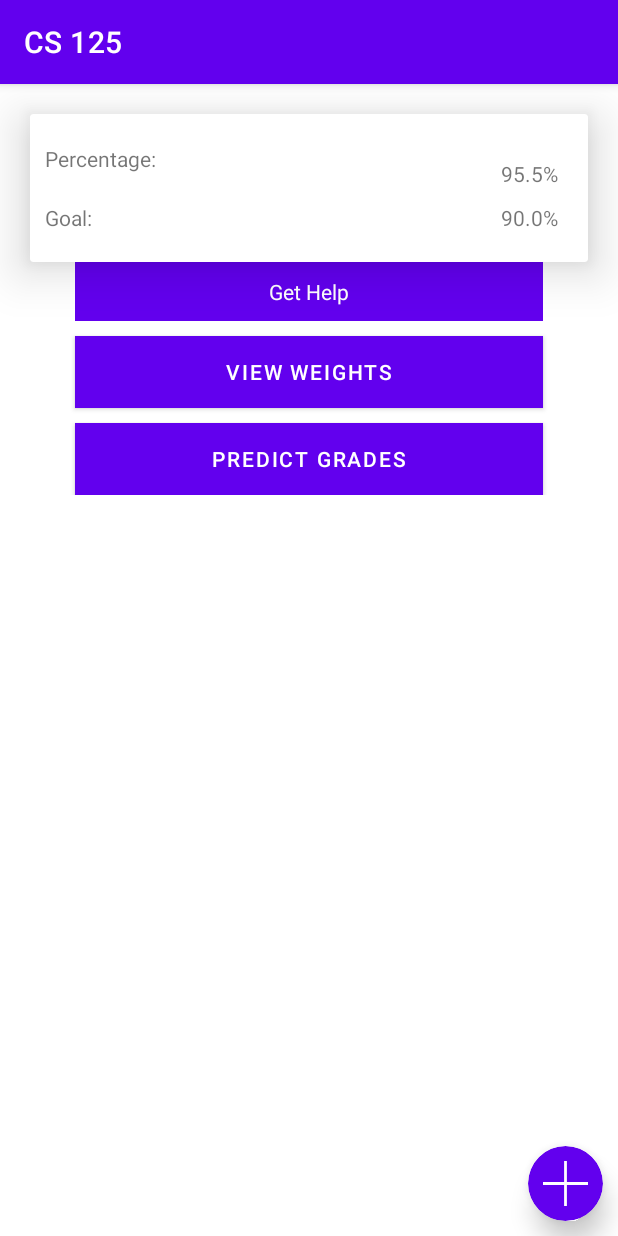
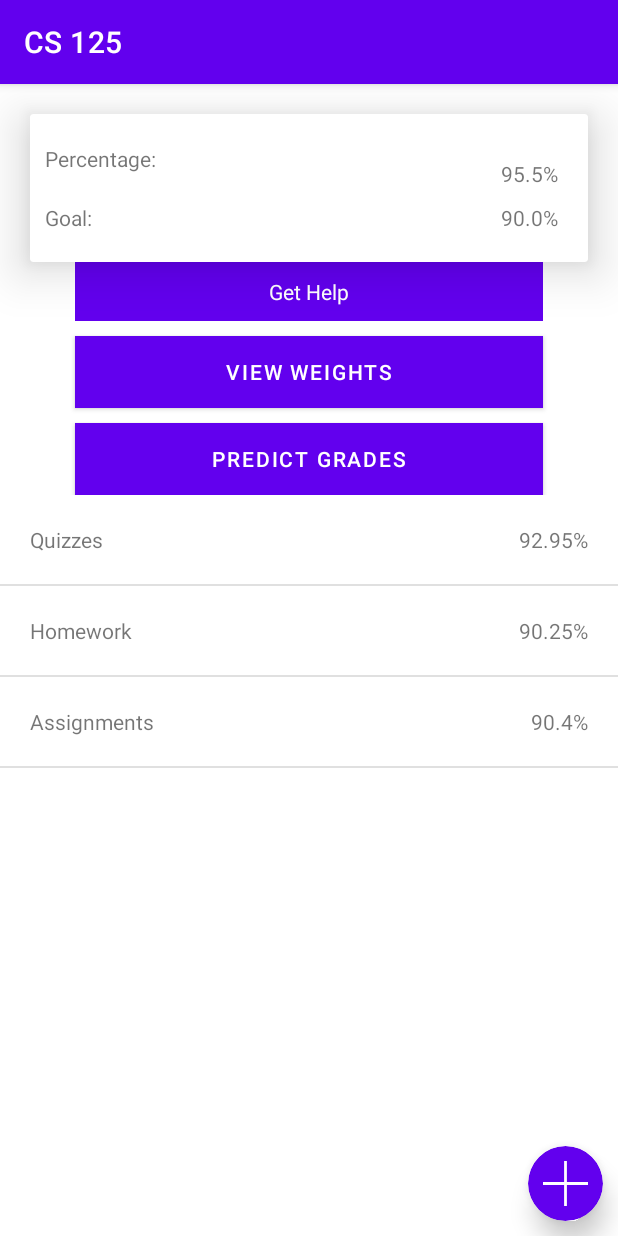
Before and after one commit to sonalimerchia/CS465-Pixelbyte, an Android app: the screen it shows after launch (ClassActivity), after a tap on "CS 125", on a phone screen of 412 x 824 dp. Run offline under Robolectric (Android 15) with nearby library versions, the phone set to English and light mode, and no system bars.

Commit message:
Encode and decode data with intents

```diff
--- a/app/src/main/java/edu/illinois/cs465/pixelbyte/AddAssignment.java
+++ b/app/src/main/java/edu/illinois/cs465/pixelbyte/AddAssignment.java
@@ -1,6 +1,4 @@
 package edu.illinois.cs465.pixelbyte;
-
-import androidx.appcompat.app.AppCompatActivity;
 
 import android.os.Bundle;
 import android.view.LayoutInflater;
@@ -12,17 +10,26 @@ import android.widget.Spinner;
 
 import com.google.android.material.bottomsheet.BottomSheetDialogFragment;
 
-import java.util.Arrays;
+import java.util.ArrayList;
 import java.util.List;
 
+import edu.illinois.cs465.pixelbyte.ClassStructures.TemplateCategory;
+
 public class AddAssignment extends BottomSheetDialogFragment {
+    List<String> categories;
+
+    public AddAssignment(List<TemplateCategory> c) {
+        categories = new ArrayList<>();
+        for (TemplateCategory tc : c) {
+            categories.add(tc.name_);
+        }
+    }
 
     public View onCreateView(LayoutInflater inflater, ViewGroup container, Bundle savedInstanceState) {
         super.onCreate(savedInstanceState);
         View view = inflater.inflate(R.layout.activity_add_assignment, container, false);
 
         Spinner spinner = (Spinner) view.findViewById(R.id.category_select);
-        List<String> categories = Arrays.asList("Quizzes", "Assignments", "Homework");
         ArrayAdapter<String> adapter = new ArrayAdapter<String>(view.getContext(), android.R.layout.simple_spinner_item, categories);
         adapter.setDropDownViewResource(android.R.layout.simple_spinner_dropdown_item);
         spinner.setAdapter(adapter);
--- a/app/src/main/java/edu/illinois/cs465/pixelbyte/AddCategory.java
+++ b/app/src/main/java/edu/illinois/cs465/pixelbyte/AddCategory.java
@@ -1,6 +1,4 @@
 package edu.illinois.cs465.pixelbyte;
-
-import androidx.appcompat.app.AppCompatActivity;
 
 import android.os.Bundle;
 import android.view.LayoutInflater;
@@ -13,9 +11,6 @@ import android.widget.TextView;
 import com.google.android.material.bottomsheet.BottomSheetDialogFragment;
 import com.google.android.material.slider.LabelFormatter;
 import com.google.android.material.slider.Slider;
-
-import edu.illinois.cs465.pixelbyte.categoryCreation.CategoryArrayAdapter;
-import edu.illinois.cs465.pixelbyte.categoryCreation.TemplateCategory;
 
 public class AddCategory extends BottomSheetDialogFragment {
     Slider weightSlider;
--- /dev/null
+++ b/app/src/main/java/edu/illinois/cs465/pixelbyte/CategoryList/ClassCategoryAdapter.java
@@ -0,0 +1,67 @@
+package edu.illinois.cs465.pixelbyte.CategoryList;
+
+import android.content.Context;
+import android.view.LayoutInflater;
+import android.view.View;
+import android.view.ViewGroup;
+import android.widget.ArrayAdapter;
+import android.widget.TextView;
+
+import java.util.List;
+
+import edu.illinois.cs465.pixelbyte.ClassStructures.Assignment;
+import edu.illinois.cs465.pixelbyte.R;
+import edu.illinois.cs465.pixelbyte.ClassStructures.TemplateCategory;
+
+public class ClassCategoryAdapter extends ArrayAdapter<TemplateCategory> {
+    public ClassCategoryAdapter(Context context, List<TemplateCategory> categories) {
+        super(context, 0, categories);
+    }
+
+    // Return an integer representing the type by fetching the enum type ordinal
+    @Override
+    public int getItemViewType(int position) {
+        return 0;
+    }
+
+    // Total number of types is the number of enum values
+    @Override
+    public int getViewTypeCount() {
+        return 1;
+    }
+
+    @Override
+    public View getView(int position, View convertView, ViewGroup parent) {
+        // Get the item at the given position
+        TemplateCategory category = getItem(position);
+
+        // If there isn't a view, don't update it
+        if (convertView == null) {
+            int type = getItemViewType(position);
+            convertView = getInflatedLayoutForType(type);
+        }
+
+        TextView nameTag = (TextView) convertView.findViewById(R.id.category_name);
+        if (nameTag != null) {
+            nameTag.setText(category.name_);
+        }
+
+        TextView percentTag = (TextView) convertView.findViewById(R.id.category_grade);
+        if (percentTag != null) {
+            if (category.enteredAssignments_.size() == 0) {
+                percentTag.setText("No Data");
+            } else {
+                percentTag.setText(category.getGrade());
+            }
+        }
+
+
+        // Return the completed view to render on screen
+        return convertView;
+    }
+
+    // Given the item type, responsible for returning the correct inflated XML layout file
+    private View getInflatedLayoutForType(int type) {
+        return LayoutInflater.from(getContext()).inflate(R.layout.class_category_list_item, null);
+    }
+}
--- a/app/src/main/java/edu/illinois/cs465/pixelbyte/ClassActivity.java
+++ b/app/src/main/java/edu/illinois/cs465/pixelbyte/ClassActivity.java
@@ -3,25 +3,23 @@ package edu.illinois.cs465.pixelbyte;
 import androidx.appcompat.app.AppCompatActivity;
 import androidx.cardview.widget.CardView;
 
-import android.content.Intent;
 import android.os.Bundle;
 import android.view.View;
-import android.widget.Button;
+import android.widget.ListView;
 import android.widget.TextView;
 
 import com.google.android.material.bottomsheet.BottomSheetDialogFragment;
 
-import java.util.ArrayList;
-import java.util.HashMap;
-
-import edu.illinois.cs465.pixelbyte.ClassList.ClassData;
+import edu.illinois.cs465.pixelbyte.CategoryList.ClassCategoryAdapter;
+import edu.illinois.cs465.pixelbyte.ClassStructures.ClassData;
+import edu.illinois.cs465.pixelbyte.categoryCreation.CategoryArrayAdapter;
 
 public class ClassActivity extends AppCompatActivity {
     BottomSheetDialogFragment openDialog;
     ClassData classData_;
 
     private void openDialog(String bottomSheetName) {
-        openDialog = new AddAssignment();
+        openDialog = new AddAssignment(classData_.categories_);
         openDialog.show(getSupportFragmentManager(), bottomSheetName);
     }
 
@@ -46,5 +44,14 @@ public class ClassActivity extends AppCompatActivity {
                 openDialog("Add Assignment");
             }
         });
+
+        // Create adapter to interpret data
+        ListView categories = (ListView) findViewById(R.id.category_list);
+        ClassCategoryAdapter arr = new ClassCategoryAdapter(this, classData_.categories_);
+
+        // Apply adapter to list
+        categories.setAdapter(arr);
+
+        System.out.println(classData_.categories_.get(0).enteredAssignments_.size());
     }
 }
--- a/app/src/main/java/edu/illinois/cs465/pixelbyte/ClassList/ClassElementClickListener.java
+++ b/app/src/main/java/edu/illinois/cs465/pixelbyte/ClassList/ClassElementClickListener.java
@@ -3,10 +3,8 @@ package edu.illinois.cs465.pixelbyte.ClassList;
 import android.content.Intent;
 import android.view.View;
 
-import java.util.List;
-
 import edu.illinois.cs465.pixelbyte.ClassActivity;
-import edu.illinois.cs465.pixelbyte.categoryCreation.TemplateCategory;
+import edu.illinois.cs465.pixelbyte.ClassStructures.ClassData;
 
 public class ClassElementClickListener implements View.OnClickListener {
     ClassData classData_;
--- a/app/src/main/java/edu/illinois/cs465/pixelbyte/ClassList/ClassListAdapter.java
+++ b/app/src/main/java/edu/illinois/cs465/pixelbyte/ClassList/ClassListAdapter.java
@@ -11,6 +11,7 @@ import androidx.cardview.widget.CardView;
 
 import java.util.List;
 
+import edu.illinois.cs465.pixelbyte.ClassStructures.ClassData;
 import edu.illinois.cs465.pixelbyte.R;
 
 public class ClassListAdapter extends ArrayAdapter<ClassData> {
--- /dev/null
+++ b/app/src/main/java/edu/illinois/cs465/pixelbyte/ClassStructures/Assignment.java
@@ -0,0 +1,47 @@
+package edu.illinois.cs465.pixelbyte.ClassStructures;
+
+import android.content.Intent;
+import android.os.Bundle;
+
+import java.util.List;
+
+public class Assignment {
+    public String name_;
+    public double earnedPoints_;
+    public double maxPoints_;
+
+    public Assignment() {
+        name_ = "";
+        earnedPoints_ = 0;
+        maxPoints_ = 0;
+    }
+
+    public Assignment(String name, double earned, double max) {
+        name_ = name;
+        earnedPoints_ = earned;
+        maxPoints_ = max;
+    }
+
+    private static String makeIdentifier(int categoryIndex, int assignmentIndex) {
+        return "Assignment" + categoryIndex + "-" + assignmentIndex;
+    }
+
+    public static Assignment extract(Intent intent, int categoryIndex, int assignmentIndex) {
+        Bundle extras = intent.getExtras();
+        String assignmentIdentifier = makeIdentifier(categoryIndex, assignmentIndex);
+
+        String name = extras.getString(assignmentIdentifier + "Name");
+        double earned = extras.getDouble(assignmentIdentifier + "Earned");
+        double max = extras.getDouble(assignmentIdentifier + "Max");
+
+        return new Assignment(name, earned, max);
+    }
+
+    public void addToIntent(Intent intent, int categoryIndex, int assignmentIndex) {
+        String assignmentIdentifier = makeIdentifier(categoryIndex, assignmentIndex);
+
+        intent.putExtra(assignmentIdentifier + "Name", name_);
+        intent.putExtra(assignmentIdentifier + "Earned", earnedPoints_);
+        intent.putExtra(assignmentIdentifier + "Max", maxPoints_);
+    }
+}
--- a/app/src/main/java/edu/illinois/cs465/pixelbyte/ClassList/ClassData.java
+++ b/app/src/main/java/edu/illinois/cs465/pixelbyte/ClassStructures/ClassData.java
@@ -1,11 +1,10 @@
-package edu.illinois.cs465.pixelbyte.ClassList;
+package edu.illinois.cs465.pixelbyte.ClassStructures;
 
 import android.content.Intent;
+import android.os.Bundle;
 
 import java.util.ArrayList;
 import java.util.List;
-
-import edu.illinois.cs465.pixelbyte.categoryCreation.TemplateCategory;
 
 public class ClassData {
     public String className_;
@@ -51,13 +50,22 @@ public class ClassData {
     }
 
     public static ClassData extract(Intent intent) {
-        String cn = intent.getExtras().getString("ClassName");
-        String lg = intent.getExtras().getString("LetterGrade");
-        double ng = intent.getExtras().getDouble("NumberGrade");
-        double gol = intent.getExtras().getDouble("Goal");
-        int col = intent.getExtras().getInt("Color");
+        Bundle extras = intent.getExtras();
 
-        return new ClassData(cn, lg, ng, col, gol);
+        String cn = extras.getString("ClassName");
+        String lg = extras.getString("LetterGrade");
+        double ng = extras.getDouble("NumberGrade");
+        double gol = extras.getDouble("Goal");
+        int col = extras.getInt("Color");
+
+        ClassData cd = new ClassData(cn, lg, ng, col, gol);
+
+        int numCategories = extras.getInt("NumCategories");
+        for (int idx = 0; idx < numCategories; ++idx) {
+            cd.categories_.add(TemplateCategory.extract(intent, idx));
+        }
+
+        return cd;
     }
 
     public void addToIntent(Intent intent) {
@@ -66,6 +74,11 @@ public class ClassData {
         intent.putExtra("NumberGrade", numberGrade_);
         intent.putExtra("Goal", goal_);
         intent.putExtra("Color", color_);
+
+        intent.putExtra("NumCategories", categories_.size());
+        for (int idx = 0; idx < categories_.size(); ++idx) {
+            categories_.get(idx).addToIntent(intent, idx);
+        }
     }
 
     public static List<ClassData> createSampleList() {
@@ -83,8 +96,6 @@ public class ClassData {
     }
 
     private static void addCategories(ClassData cd) {
-        cd.categories_.add(new TemplateCategory("Quizzes", 20.5, 2, 13));
-        cd.categories_.add(new TemplateCategory("Homework", 15.0, 5, 25));
-        cd.categories_.add(new TemplateCategory("Exams", 33.3, 0, 3));
+        cd.categories_ = TemplateCategory.createItems();
     }
 }
--- /dev/null
+++ b/app/src/main/java/edu/illinois/cs465/pixelbyte/ClassStructures/TemplateCategory.java
@@ -0,0 +1,88 @@
+package edu.illinois.cs465.pixelbyte.ClassStructures;
+
+import android.content.Intent;
+import android.os.Bundle;
+
+import java.util.ArrayList;
+import java.util.List;
+
+public class TemplateCategory {
+    public String name_;
+    public double weight_;
+    public int drops_;
+    public int assignments_;
+    public List<Assignment> enteredAssignments_;
+
+    public TemplateCategory(String n, double w, int d, int a) {
+        name_ = n;
+        weight_ = w;
+        drops_ = d;
+        assignments_ = a;
+        enteredAssignments_ = new ArrayList<>();
+    }
+
+    public static List<TemplateCategory> createItems() {
+        String[] names = {"Quizzes", "Homework", "Assignments"};
+        double[] weights = {20.0, 15.0, 5.5};
+        int[] drops = {2, 3, 0};
+        int[] assignments = {15, 20, 30};
+
+        List<TemplateCategory> c = new ArrayList<>();
+        for (int index = 0; index < names.length; ++index) {
+            c.add(new TemplateCategory(names[index], weights[index], drops[index], assignments[index]));
+
+            for (int assignmentCount = 0; assignmentCount < 5; ++assignmentCount) {
+                double max = (int)(Math.random()*99 + 1);
+                double earned = max * (Math.random()*0.2+0.8);
+                earned = (int)(earned * 100)/100.0;
+                c.get(index).enteredAssignments_.add(new Assignment(names[index] + " " + (assignmentCount + 1), earned, max));
+            }
+        }
+
+        return c;
+    }
+
+    public static TemplateCategory extract(Intent intent, int idx) {
+        Bundle extras = intent.getExtras();
+
+        String name = extras.getString("CategoryName" + (idx + 1));
+        double weight = extras.getDouble("CategoryWeight" + (idx + 1));
+        int drops = extras.getInt("CategoryDrops" + (idx + 1));
+        int numAssignments = extras.getInt("CategoryAssignments" + (idx + 1));
+
+        TemplateCategory tc = new TemplateCategory(name, weight, drops, numAssignments);
+        int numEntered = extras.getInt("CategoryEnteredAssignments" + (idx + 1));
+
+        for (int assignIdx = 0; assignIdx < numEntered; ++assignIdx) {
+            tc.enteredAssignments_.add(Assignment.extract(intent, idx, assignIdx));
+        }
+
+        return tc;
+    }
+
+    public void addToIntent(Intent intent, int idx) {
+        intent.putExtra("CategoryName" + (idx + 1), name_);
+        intent.putExtra("CategoryWeight" + (idx + 1), weight_);
+        intent.putExtra("CategoryDrops" + (idx + 1), drops_);
+        intent.putExtra("CategoryAssignments" + (idx + 1), assignments_);
+        intent.putExtra("CategoryEnteredAssignments" + (idx + 1), enteredAssignments_.size());
+
+        for (int assignIdx = 0; assignIdx < enteredAssignments_.size(); ++assignIdx) {
+            enteredAssignments_.get(assignIdx).addToIntent(intent, idx, assignIdx);
+        }
+    }
+
+    public String getGrade() {
+        double totalEarned = 0;
+        double totalPossible = 0;
+
+        for (Assignment assignment : enteredAssignments_) {
+            totalEarned += assignment.earnedPoints_;
+            totalPossible += assignment.maxPoints_;
+        }
+
+        double result = Math.round(totalEarned / totalPossible * 10000)/100.0;
+
+        return result + "%";
+    }
+}
--- a/app/src/main/java/edu/illinois/cs465/pixelbyte/CreateNewTemplate.java
+++ b/app/src/main/java/edu/illinois/cs465/pixelbyte/CreateNewTemplate.java
@@ -1,20 +1,19 @@
 package edu.illinois.cs465.pixelbyte;
-
-import androidx.appcompat.app.AppCompatActivity;
 
 import android.os.Bundle;
 import android.view.LayoutInflater;
 import android.view.View;
 import android.view.ViewGroup;
-import android.widget.Button;
 import android.widget.ImageView;
 import android.widget.ListView;
 import android.widget.TextView;
 
 import com.google.android.material.bottomsheet.BottomSheetDialogFragment;
 
+import java.util.List;
+
 import edu.illinois.cs465.pixelbyte.categoryCreation.CategoryArrayAdapter;
-import edu.illinois.cs465.pixelbyte.categoryCreation.TemplateCategory;
+import edu.illinois.cs465.pixelbyte.ClassStructures.TemplateCategory;
 
 public class CreateNewTemplate extends BottomSheetDialogFragment {
     ListView template;
@@ -26,7 +25,7 @@ public class CreateNewTemplate extends BottomSheetDialogFragment {
         View view = inflater.inflate(R.layout.activity_create_new_template, container, false);
 
         // Create items from sample data
-        TemplateCategory[] items = TemplateCategory.createItems();
+        List<TemplateCategory> items = TemplateCategory.createItems();
 
         // Create adapter to interpret data
         template = view.findViewById(R.id.template_in_progress);
--- a/app/src/main/java/edu/illinois/cs465/pixelbyte/FindTemplate.java
+++ b/app/src/main/java/edu/illinois/cs465/pixelbyte/FindTemplate.java
@@ -10,12 +10,10 @@ import android.widget.ListView;
 
 import com.google.android.material.bottomsheet.BottomSheetDialogFragment;
 
-import java.util.ArrayList;
 import java.util.List;
 
-import edu.illinois.cs465.pixelbyte.ClassList.ClassData;
+import edu.illinois.cs465.pixelbyte.ClassStructures.ClassData;
 import edu.illinois.cs465.pixelbyte.RecommendedTemplateList.RecommendedTemplateAdapter;
-import edu.illinois.cs465.pixelbyte.categoryCreation.TemplateCategory;
 
 public class FindTemplate extends BottomSheetDialogFragment {
     ListView recommendedTemplates_;
--- a/app/src/main/java/edu/illinois/cs465/pixelbyte/MainActivity.java
+++ b/app/src/main/java/edu/illinois/cs465/pixelbyte/MainActivity.java
@@ -12,7 +12,7 @@ import java.util.List;
 
 import com.google.android.material.bottomsheet.BottomSheetDialogFragment;
 
-import edu.illinois.cs465.pixelbyte.ClassList.ClassData;
+import edu.illinois.cs465.pixelbyte.ClassStructures.ClassData;
 import edu.illinois.cs465.pixelbyte.ClassList.ClassListAdapter;
 
 public class MainActivity extends AppCompatActivity implements View.OnClickListener {
--- a/app/src/main/java/edu/illinois/cs465/pixelbyte/PreviewTemplate.java
+++ b/app/src/main/java/edu/illinois/cs465/pixelbyte/PreviewTemplate.java
@@ -1,6 +1,4 @@
 package edu.illinois.cs465.pixelbyte;
-
-import androidx.appcompat.app.AppCompatActivity;
 
 import android.os.Bundle;
 import android.view.LayoutInflater;
@@ -13,8 +11,10 @@ import android.widget.TextView;
 
 import com.google.android.material.bottomsheet.BottomSheetDialogFragment;
 
+import java.util.List;
+
 import edu.illinois.cs465.pixelbyte.categoryCreation.CategoryArrayAdapter;
-import edu.illinois.cs465.pixelbyte.categoryCreation.TemplateCategory;
+import edu.illinois.cs465.pixelbyte.ClassStructures.TemplateCategory;
 
 public class PreviewTemplate extends BottomSheetDialogFragment {
     String className_;
@@ -29,7 +29,7 @@ public class PreviewTemplate extends BottomSheetDialogFragment {
         title.setText(className_);
 
         ListView template = (ListView) view.findViewById(R.id.template);
-        TemplateCategory[] items = TemplateCategory.createItems();
+        List<TemplateCategory> items = TemplateCategory.createItems();
 
         // Create adapter to interpret data
         CategoryArrayAdapter arr = new CategoryArrayAdapter(view.getContext(), items, R.layout.template_list_item);
--- a/app/src/main/java/edu/illinois/cs465/pixelbyte/RecommendedTemplateList/RecommendedTemplateAdapter.java
+++ b/app/src/main/java/edu/illinois/cs465/pixelbyte/RecommendedTemplateList/RecommendedTemplateAdapter.java
@@ -9,7 +9,7 @@ import android.widget.TextView;
 
 import java.util.List;
 
-import edu.illinois.cs465.pixelbyte.ClassList.ClassData;
+import edu.illinois.cs465.pixelbyte.ClassStructures.ClassData;
 import edu.illinois.cs465.pixelbyte.MainActivity;
 import edu.illinois.cs465.pixelbyte.R;
 
--- a/app/src/main/java/edu/illinois/cs465/pixelbyte/categoryCreation/CategoryArrayAdapter.java
+++ b/app/src/main/java/edu/illinois/cs465/pixelbyte/categoryCreation/CategoryArrayAdapter.java
@@ -7,12 +7,15 @@ import android.view.ViewGroup;
 import android.widget.ArrayAdapter;
 import android.widget.TextView;
 
+import java.util.List;
+
+import edu.illinois.cs465.pixelbyte.ClassStructures.TemplateCategory;
 import edu.illinois.cs465.pixelbyte.R;
 
 public class CategoryArrayAdapter extends ArrayAdapter<TemplateCategory> {
     int viewType_;
 
-    public CategoryArrayAdapter(Context context, TemplateCategory[] categories, int id) {
+    public CategoryArrayAdapter(Context context, List<TemplateCategory> categories, int id) {
         super(context, 0, categories);
         viewType_ = id;
     }
@@ -48,26 +51,26 @@ public class CategoryArrayAdapter extends ArrayAdapter<TemplateCategory> {
 
         // Update name label
         if (nameLabel != null) {
-            nameLabel.setText(category.name);
+            nameLabel.setText(category.name_);
         }
 
         // Update weight label
         if (weightLabel != null) {
-            double weight = Math.round(category.weight * 100)/100.0;
+            double weight = Math.round(category.weight_ * 100)/100.0;
             weightLabel.setText(""+weight+"%");
         }
 
         // Update number of drops label
-        if (dropLabel != null && category.drops != 0) {
-            String result = ""+category.drops+" drop"+(category.drops < 2 ? "" : "s");
+        if (dropLabel != null && category.drops_ != 0) {
+            String result = ""+category.drops_ +" drop"+(category.drops_ < 2 ? "" : "s");
             dropLabel.setText(result);
         } else {
             dropLabel.setHeight(0);
         }
 
         // Update number of assignments label
-        if (assignmentLabel != null && category.assignments != 0) {
-            String result = ""+category.assignments+" assignment"+(category.assignments < 2 ? "" : "s");
+        if (assignmentLabel != null && category.assignments_ != 0) {
+            String result = ""+category.assignments_ +" assignment"+(category.assignments_ < 2 ? "" : "s");
             assignmentLabel.setText(result);
         } else {
             assignmentLabel.setHeight(0);
--- a/app/src/main/java/edu/illinois/cs465/pixelbyte/categoryCreation/TemplateCategory.java
+++ /dev/null
@@ -1,29 +0,0 @@
-package edu.illinois.cs465.pixelbyte.categoryCreation;
-
-public class TemplateCategory {
-    String name;
-    double weight;
-    int drops;
-    int assignments;
-
-    public TemplateCategory(String n, double w, int d, int a) {
-        name = n;
-        weight = w;
-        drops = d;
-        assignments = a;
-    }
-
-    public static TemplateCategory[] createItems() {
-        String[] names = {"Quizzes", "Homework", "Assignments"};
-        double[] weights = {20.0, 15.0, 5.5};
-        int[] drops = {2, 3, 0};
-        int[] assignments = {15, 20, 30};
-
-        TemplateCategory[] c = new TemplateCategory[names.length];
-        for (int index = 0; index < names.length; ++index) {
-            c[index] = new TemplateCategory(names[index], weights[index], drops[index], assignments[index]);
-        }
-
-        return c;
-    }
-}
--- a/app/src/main/res/layout/activity_class.xml
+++ b/app/src/main/res/layout/activity_class.xml
@@ -92,6 +92,7 @@
         android:layout_width="match_parent"
         android:layout_height="wrap_content"
         android:orientation="vertical"
+        android:id="@+id/class_options"
         app:layout_constraintTop_toBottomOf="@id/class_summary"
         app:layout_constraintLeft_toLeftOf="parent"
         app:layout_constraintRight_toRightOf="parent"
@@ -116,8 +117,17 @@
             android:layout_marginRight="50dp"
             android:background="#FF9F9F9F"
             android:text="Predict Grades" />
+    </LinearLayout>
 
-    </LinearLayout>
+    <ListView
+        android:id="@+id/category_list"
+        android:layout_width="match_parent"
+        android:layout_height="0dp"
+        app:layout_constraintTop_toBottomOf="@id/class_options"
+        app:layout_constraintBottom_toBottomOf="parent"
+        app:layout_constraintRight_toRightOf="parent"
+        app:layout_constraintLeft_toLeftOf="parent"
+        />
 
     <androidx.cardview.widget.CardView
         android:layout_width="wrap_content"
--- /dev/null
+++ b/app/src/main/res/layout/class_category_list_item.xml
@@ -0,0 +1,24 @@
+<?xml version="1.0" encoding="utf-8"?>
+<RelativeLayout
+    xmlns:android="http://schemas.android.com/apk/res/android"
+    android:padding="20dp"
+    android:layout_width="match_parent"
+    android:layout_height="wrap_content">
+
+    <TextView
+        android:id="@+id/category_name"
+        android:layout_width="wrap_content"
+        android:layout_height="wrap_content"
+        android:layout_alignParentStart="true"
+        android:layout_alignParentTop="true"
+        />
+
+    <TextView
+        android:id="@+id/category_grade"
+        android:layout_width="wrap_content"
+        android:layout_height="wrap_content"
+        android:layout_alignParentTop="true"
+        android:layout_alignParentEnd="true"
+        />
+
+</RelativeLayout>
```
